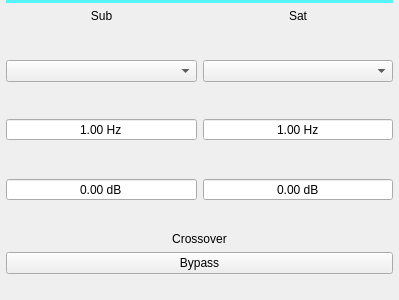
First picture: the form in SOURCES/auverdionControl/src/QCrossover.ui, repository freeDSP/freeDSP-aurora, before the edit.
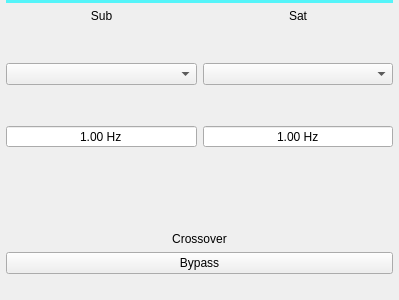
Second picture: the form after the edit.

What changed in the file:
```diff
--- a/SOURCES/auverdionControl/src/QCrossover.ui
+++ b/SOURCES/auverdionControl/src/QCrossover.ui
@@ -133,28 +133,6 @@
          </property>
         </spacer>
        </item>
-       <item>
-        <widget class="QDoubleSpinBox" name="doubleSpinBoxGainLp">
-         <property name="contextMenuPolicy">
-          <enum>Qt::NoContextMenu</enum>
-         </property>
-         <property name="alignment">
-          <set>Qt::AlignCenter</set>
-         </property>
-         <property name="buttonSymbols">
-          <enum>QAbstractSpinBox::NoButtons</enum>
-         </property>
-         <property name="suffix">
-          <string notr="true"> dB</string>
-         </property>
-         <property name="minimum">
-          <double>-60.000000000000000</double>
-         </property>
-         <property name="maximum">
-          <double>0.000000000000000</double>
-         </property>
-        </widget>
-       </item>
       </layout>
      </item>
      <item>
@@ -243,28 +221,6 @@
          </property>
         </spacer>
        </item>
-       <item>
-        <widget class="QDoubleSpinBox" name="doubleSpinBox">
-         <property name="contextMenuPolicy">
-          <enum>Qt::NoContextMenu</enum>
-         </property>
-         <property name="alignment">
-          <set>Qt::AlignCenter</set>
-         </property>
-         <property name="buttonSymbols">
-          <enum>QAbstractSpinBox::NoButtons</enum>
-         </property>
-         <property name="suffix">
-          <string notr="true"> dB</string>
-         </property>
-         <property name="minimum">
-          <double>-60.000000000000000</double>
-         </property>
-         <property name="maximum">
-          <double>0.000000000000000</double>
-         </property>
-        </widget>
-       </item>
       </layout>
      </item>
     </layout>
```
